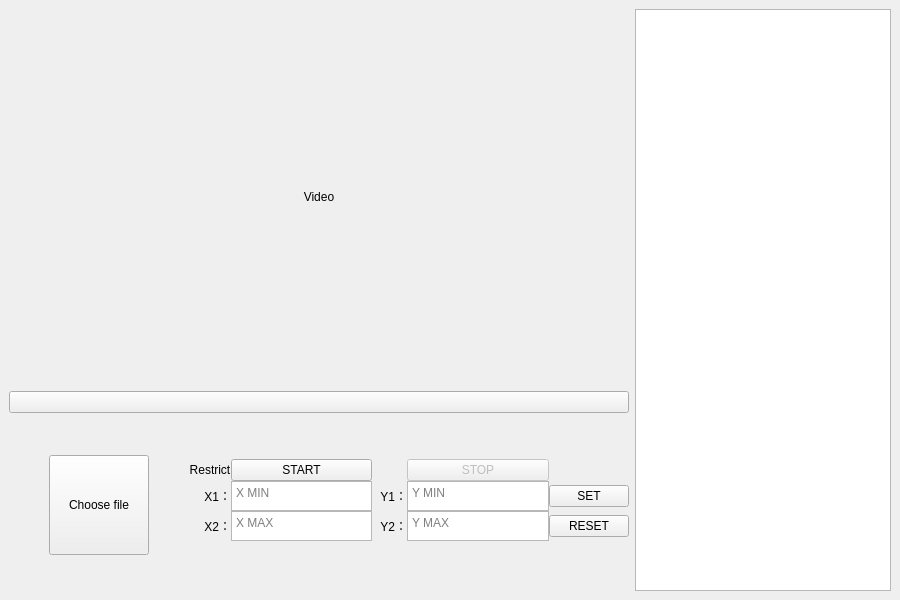
First picture: the form in ui/MainWindow.ui, repository PhilipHsu609/Pose-Detection, before the edit.
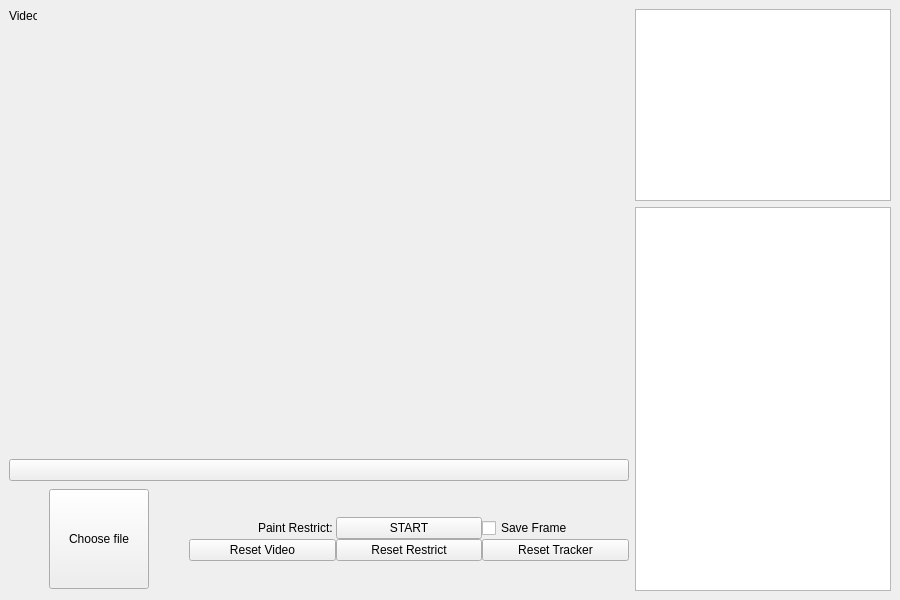
Second picture: the form after the edit. Custom widgets are drawn as their Qt base class.

Patch:
```diff
--- a/ui/MainWindow.ui
+++ b/ui/MainWindow.ui
@@ -10,10 +10,16 @@
     <height>600</height>
    </rect>
   </property>
+  <property name="sizePolicy">
+   <sizepolicy hsizetype="Expanding" vsizetype="Expanding">
+    <horstretch>0</horstretch>
+    <verstretch>0</verstretch>
+   </sizepolicy>
+  </property>
   <property name="minimumSize">
    <size>
-    <width>900</width>
-    <height>600</height>
+    <width>0</width>
+    <height>0</height>
    </size>
   </property>
   <property name="baseSize">
@@ -26,31 +32,66 @@
    <string>MainWindow</string>
   </property>
   <widget class="QWidget" name="centralwidget">
-   <layout class="QHBoxLayout" name="horizontalLayout_2">
-    <item>
-     <layout class="QVBoxLayout" name="verticalLayout">
-      <item>
-       <widget class="CustomVideoLabel" name="videoLabel">
         <property name="sizePolicy">
          <sizepolicy hsizetype="Expanding" vsizetype="Expanding">
           <horstretch>0</horstretch>
           <verstretch>0</verstretch>
          </sizepolicy>
         </property>
+   <layout class="QGridLayout" name="gridLayout_2">
+    <item row="0" column="0">
+     <layout class="QHBoxLayout" name="horizontalLayout_3">
+      <item>
+       <layout class="QVBoxLayout" name="verticalLayout_4">
+        <item>
+         <widget class="QWidget" name="videoWidget" native="true">
+          <property name="sizePolicy">
+           <sizepolicy hsizetype="MinimumExpanding" vsizetype="MinimumExpanding">
+            <horstretch>0</horstretch>
+            <verstretch>0</verstretch>
+           </sizepolicy>
+          </property>
         <property name="minimumSize">
          <size>
-          <width>613</width>
-          <height>335</height>
-         </size>
+            <width>0</width>
+            <height>0</height>
+           </size>
+          </property>
+          <widget class="QLabel" name="videoLabel">
+           <property name="geometry">
+            <rect>
+             <x>0</x>
+             <y>0</y>
+             <width>28</width>
+             <height>16</height>
+            </rect>
+           </property>
+           <property name="sizePolicy">
+            <sizepolicy hsizetype="Fixed" vsizetype="Fixed">
+             <horstretch>0</horstretch>
+             <verstretch>0</verstretch>
+            </sizepolicy>
+           </property>
+           <property name="minimumSize">
+            <size>
+             <width>0</width>
+             <height>0</height>
+            </size>
+           </property>
+           <property name="autoFillBackground">
+            <bool>false</bool>
         </property>
         <property name="text">
          <string>Video</string>
         </property>
         <property name="alignment">
-         <set>Qt::AlignCenter</set>
-        </property>
-       </widget>
-      </item>
+            <set>Qt::AlignLeading|Qt::AlignLeft|Qt::AlignTop</set>
+           </property>
+          </widget>
+         </widget>
+        </item>
+        <item>
+         <layout class="QVBoxLayout" name="verticalLayout">
       <item>
        <widget class="QPushButton" name="playBtn">
         <property name="text">
@@ -140,188 +181,27 @@
         </item>
         <item>
          <layout class="QVBoxLayout" name="verticalLayout_3">
+              <property name="sizeConstraint">
+               <enum>QLayout::SetDefaultConstraint</enum>
+              </property>
           <item>
            <spacer name="verticalSpacer">
             <property name="orientation">
              <enum>Qt::Vertical</enum>
             </property>
             <property name="sizeType">
-             <enum>QSizePolicy::Maximum</enum>
+                 <enum>QSizePolicy::Minimum</enum>
             </property>
             <property name="sizeHint" stdset="0">
              <size>
               <width>20</width>
-              <height>40</height>
+                  <height>30</height>
              </size>
             </property>
            </spacer>
           </item>
           <item>
            <layout class="QGridLayout" name="gridLayout">
-            <item row="3" column="1">
-             <widget class="QTextEdit" name="x2TextEdit">
-              <property name="sizePolicy">
-               <sizepolicy hsizetype="Minimum" vsizetype="Minimum">
-                <horstretch>0</horstretch>
-                <verstretch>0</verstretch>
-               </sizepolicy>
-              </property>
-              <property name="maximumSize">
-               <size>
-                <width>16777215</width>
-                <height>30</height>
-               </size>
-              </property>
-              <property name="placeholderText">
-               <string>X MAX</string>
-              </property>
-             </widget>
-            </item>
-            <item row="2" column="1">
-             <widget class="QTextEdit" name="x1TextEdit">
-              <property name="sizePolicy">
-               <sizepolicy hsizetype="Minimum" vsizetype="Minimum">
-                <horstretch>0</horstretch>
-                <verstretch>0</verstretch>
-               </sizepolicy>
-              </property>
-              <property name="maximumSize">
-               <size>
-                <width>16777215</width>
-                <height>30</height>
-               </size>
-              </property>
-              <property name="placeholderText">
-               <string>X MIN</string>
-              </property>
-             </widget>
-            </item>
-            <item row="2" column="4">
-             <widget class="QTextEdit" name="y1TextEdit">
-              <property name="sizePolicy">
-               <sizepolicy hsizetype="Minimum" vsizetype="Minimum">
-                <horstretch>0</horstretch>
-                <verstretch>0</verstretch>
-               </sizepolicy>
-              </property>
-              <property name="maximumSize">
-               <size>
-                <width>16777215</width>
-                <height>30</height>
-               </size>
-              </property>
-              <property name="placeholderText">
-               <string>Y MIN</string>
-              </property>
-             </widget>
-            </item>
-            <item row="3" column="4">
-             <widget class="QTextEdit" name="y2TextEdit">
-              <property name="sizePolicy">
-               <sizepolicy hsizetype="Minimum" vsizetype="Minimum">
-                <horstretch>0</horstretch>
-                <verstretch>0</verstretch>
-               </sizepolicy>
-              </property>
-              <property name="maximumSize">
-               <size>
-                <width>16777215</width>
-                <height>30</height>
-               </size>
-              </property>
-              <property name="placeholderText">
-               <string>Y MAX</string>
-              </property>
-             </widget>
-            </item>
-            <item row="3" column="0">
-             <widget class="QLabel" name="x2Label">
-              <property name="sizePolicy">
-               <sizepolicy hsizetype="Minimum" vsizetype="Minimum">
-                <horstretch>0</horstretch>
-                <verstretch>0</verstretch>
-               </sizepolicy>
-              </property>
-              <property name="minimumSize">
-               <size>
-                <width>35</width>
-                <height>0</height>
-               </size>
-              </property>
-              <property name="text">
-               <string>X2：</string>
-              </property>
-              <property name="alignment">
-               <set>Qt::AlignRight|Qt::AlignTrailing|Qt::AlignVCenter</set>
-              </property>
-             </widget>
-            </item>
-            <item row="2" column="0">
-             <widget class="QLabel" name="x1Label">
-              <property name="sizePolicy">
-               <sizepolicy hsizetype="Minimum" vsizetype="Minimum">
-                <horstretch>0</horstretch>
-                <verstretch>0</verstretch>
-               </sizepolicy>
-              </property>
-              <property name="minimumSize">
-               <size>
-                <width>35</width>
-                <height>0</height>
-               </size>
-              </property>
-              <property name="text">
-               <string>X1：</string>
-              </property>
-              <property name="alignment">
-               <set>Qt::AlignRight|Qt::AlignTrailing|Qt::AlignVCenter</set>
-              </property>
-             </widget>
-            </item>
-            <item row="2" column="3">
-             <widget class="QLabel" name="y1Label">
-              <property name="sizePolicy">
-               <sizepolicy hsizetype="Minimum" vsizetype="Minimum">
-                <horstretch>0</horstretch>
-                <verstretch>0</verstretch>
-               </sizepolicy>
-              </property>
-              <property name="minimumSize">
-               <size>
-                <width>35</width>
-                <height>0</height>
-               </size>
-              </property>
-              <property name="text">
-               <string>Y1：</string>
-              </property>
-              <property name="alignment">
-               <set>Qt::AlignRight|Qt::AlignTrailing|Qt::AlignVCenter</set>
-              </property>
-             </widget>
-            </item>
-            <item row="3" column="3">
-             <widget class="QLabel" name="y2Label">
-              <property name="sizePolicy">
-               <sizepolicy hsizetype="Minimum" vsizetype="Minimum">
-                <horstretch>0</horstretch>
-                <verstretch>0</verstretch>
-               </sizepolicy>
-              </property>
-              <property name="minimumSize">
-               <size>
-                <width>35</width>
-                <height>0</height>
-               </size>
-              </property>
-              <property name="text">
-               <string>Y2：</string>
-              </property>
-              <property name="alignment">
-               <set>Qt::AlignRight|Qt::AlignTrailing|Qt::AlignVCenter</set>
-              </property>
-             </widget>
-            </item>
             <item row="0" column="0">
              <widget class="QLabel" name="restrictLabel">
               <property name="sizePolicy">
@@ -331,24 +211,17 @@
                </sizepolicy>
               </property>
               <property name="text">
-               <string>Restrict</string>
+                   <string>Paint Restrict: </string>
               </property>
               <property name="alignment">
-               <set>Qt::AlignCenter</set>
+                   <set>Qt::AlignRight|Qt::AlignTrailing|Qt::AlignVCenter</set>
               </property>
              </widget>
             </item>
-            <item row="2" column="5">
-             <widget class="QPushButton" name="setBtn">
+                <item row="1" column="0">
+                 <widget class="QPushButton" name="resetVideoBtn">
               <property name="text">
-               <string>SET</string>
-              </property>
-             </widget>
-            </item>
-            <item row="3" column="5">
-             <widget class="QPushButton" name="resetBtn">
-              <property name="text">
-               <string>RESET</string>
+                   <string>Reset Video</string>
               </property>
              </widget>
             </item>
@@ -359,13 +232,24 @@
               </property>
              </widget>
             </item>
-            <item row="0" column="4">
-             <widget class="QPushButton" name="stopBtn">
-              <property name="enabled">
-               <bool>false</bool>
-              </property>
+                <item row="1" column="2">
+                 <widget class="QPushButton" name="resetTrackerBtn">
+                  <property name="text">
+                   <string>Reset Tracker</string>
+                  </property>
+                 </widget>
+                </item>
+                <item row="1" column="1">
+                 <widget class="QPushButton" name="resetRestrictBtn">
               <property name="text">
-               <string>STOP</string>
+                   <string>Reset Restrict</string>
+                  </property>
+                 </widget>
+                </item>
+                <item row="0" column="2">
+                 <widget class="QCheckBox" name="saveFrameChkBox">
+                  <property name="text">
+                   <string>Save Frame</string>
               </property>
              </widget>
             </item>
@@ -382,7 +266,7 @@
             <property name="sizeHint" stdset="0">
              <size>
               <width>20</width>
-              <height>50</height>
+                  <height>30</height>
              </size>
             </property>
            </spacer>
@@ -393,9 +277,35 @@
       </item>
      </layout>
     </item>
+       </layout>
+      </item>
+      <item>
+       <layout class="QVBoxLayout" name="verticalLayout_2">
     <item>
      <widget class="QTextBrowser" name="infoTextBrowser">
       <property name="sizePolicy">
+           <sizepolicy hsizetype="Minimum" vsizetype="Maximum">
+            <horstretch>0</horstretch>
+            <verstretch>0</verstretch>
+           </sizepolicy>
+          </property>
+          <property name="minimumSize">
+           <size>
+            <width>0</width>
+            <height>0</height>
+           </size>
+          </property>
+          <property name="maximumSize">
+           <size>
+            <width>300</width>
+            <height>16777215</height>
+           </size>
+          </property>
+         </widget>
+        </item>
+        <item>
+         <widget class="QTextBrowser" name="logTextBrowser">
+          <property name="sizePolicy">
        <sizepolicy hsizetype="Minimum" vsizetype="Expanding">
         <horstretch>0</horstretch>
         <verstretch>0</verstretch>
@@ -416,15 +326,12 @@
      </widget>
     </item>
    </layout>
+      </item>
+     </layout>
+    </item>
+   </layout>
   </widget>
  </widget>
- <customwidgets>
-  <customwidget>
-   <class>CustomVideoLabel</class>
-   <extends>QLabel</extends>
-   <header>src.customQtWidgets</header>
-  </customwidget>
- </customwidgets>
  <tabstops>
   <tabstop>playBtn</tabstop>
   <tabstop>x1TextEdit</tabstop>
```
Left out of the diff: 14 changed lines with no effect on the pictures. Lines whose indentation alone changed are shown as unchanged.
